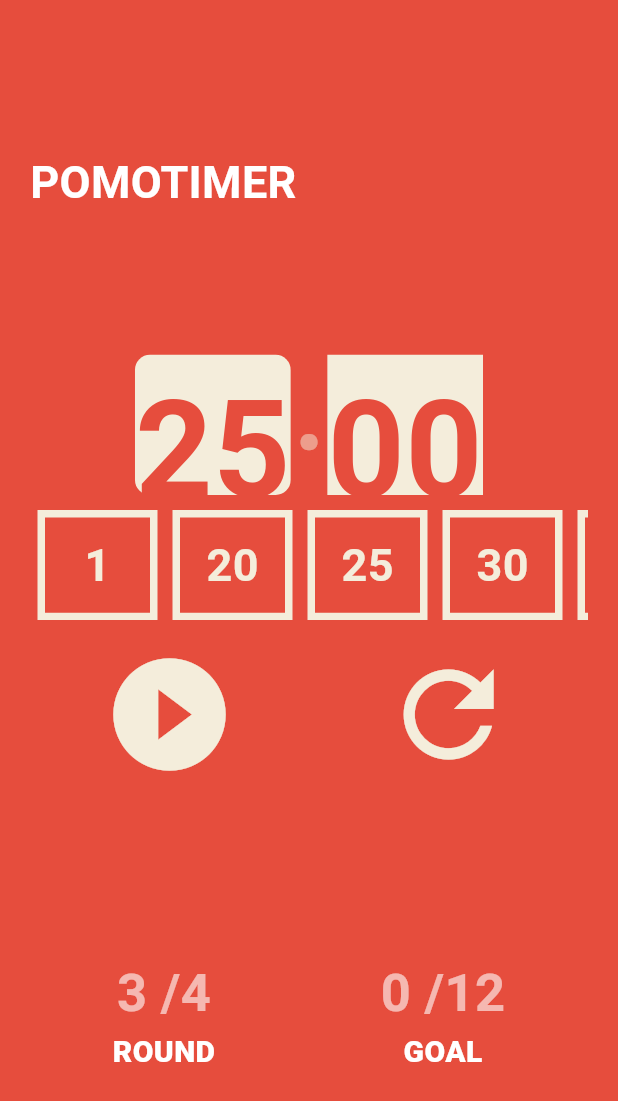
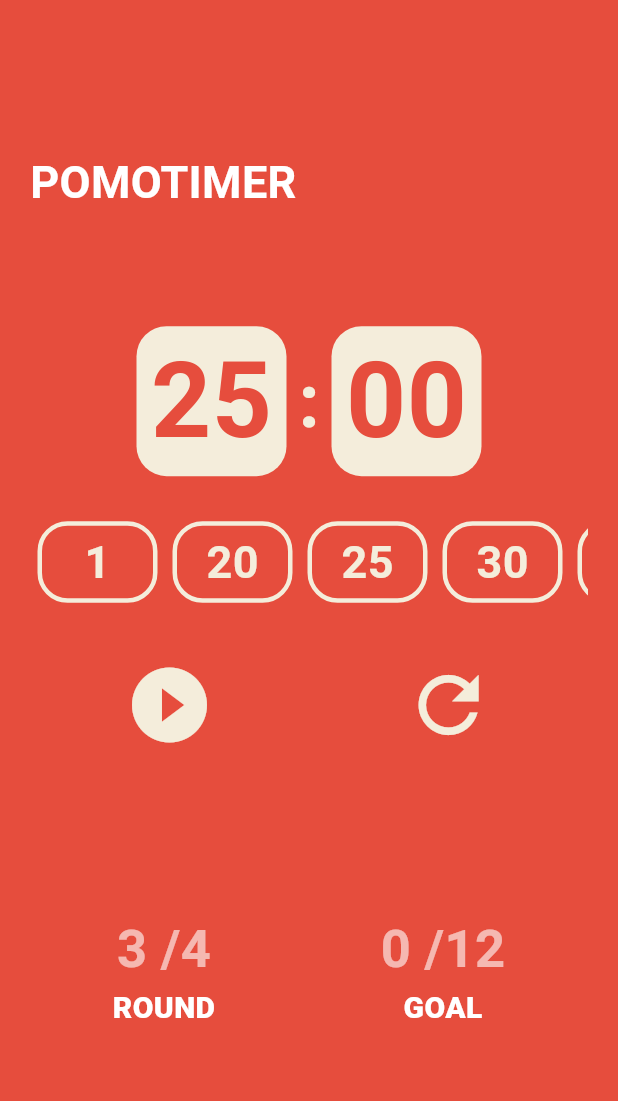
Before and after one commit to bryanho0470/toonflix-flutter, a Flutter app: the screen it shows after launch, on a phone screen of 412 x 824 dp. Shown: the top 1101 px of the screen. Run offline on Flutter 3.47's test engine with Material 3 defaults, Android fonts, the phone set to English and light mode, and no system bars.

Commit message:
adjust UI

```diff
--- a/lib/screens/home_screen.dart
+++ b/lib/screens/home_screen.dart
@@ -96,6 +96,7 @@ class _HomeScreenState extends State<HomeScreen> {
             Flexible(
               flex: 1,
               child: Container(
+                height: 80,
                 alignment: Alignment.topLeft,
                 child: const Text(
                   "POMOTIMER",
@@ -115,44 +116,53 @@ class _HomeScreenState extends State<HomeScreen> {
                   fontWeight: FontWeight.bold),
             ),
             Flexible(
-              flex: 1,
+              flex: 2,
               child: Row(
                 mainAxisAlignment: MainAxisAlignment.center,
                 children: [
                   Container(
+                    height: 100,
+                    width: 100,
                     decoration: BoxDecoration(
                       color: Theme.of(context).cardColor,
-                      borderRadius: BorderRadius.circular(10),
+                      borderRadius: BorderRadius.circular(20),
                     ),
-                    alignment: Alignment.bottomCenter,
+                    alignment: Alignment.center,
                     child: Text(
                       formatMin(totalSeconds),
                       style: TextStyle(
                         color: Theme.of(context).textTheme.displayLarge!.color,
-                        fontSize: 90,
+                        fontSize: 70,
                         fontWeight: FontWeight.bold,
                       ),
                     ),
                   ),
                   Container(
+                    height: 100,
+                    width: 30,
+                    alignment: Alignment.center,
                     child: Text(
                       ":",
                       style: TextStyle(
-                        color: Theme.of(context).cardColor.withOpacity(0.5),
-                        fontSize: 100,
+                        color: Theme.of(context).cardColor,
+                        fontSize: 50,
+                        fontWeight: FontWeight.bold,
                       ),
                     ),
                   ),
                   Container(
+                    height: 100,
+                    width: 100,
                     decoration: BoxDecoration(
                       color: Theme.of(context).cardColor,
+                      borderRadius: BorderRadius.circular(20),
                     ),
-                    alignment: Alignment.bottomCenter,
+                    alignment: Alignment.center,
                     child: Text(
                       formatSecond(totalSeconds),
                       style: TextStyle(
                         color: Theme.of(context).textTheme.displayLarge!.color,
-                        fontSize: 90,
+                        fontSize: 70,
                         fontWeight: FontWeight.bold,
                       ),
                     ),
@@ -160,9 +170,14 @@ class _HomeScreenState extends State<HomeScreen> {
                 ],
               ),
             ),
+            const SizedBox(
+              height: 20,
+            ),
             Flexible(
-                child: Padding(
-              padding: const EdgeInsets.symmetric(vertical: 10, horizontal: 0),
+                flex: 1,
+                child: Container(
+                  margin:
+                      const EdgeInsets.symmetric(vertical: 10, horizontal: 0),
                   child: TimeMenu(
                     onTimeSelected: (seconds) {
                       setState(() {
@@ -171,6 +186,9 @@ class _HomeScreenState extends State<HomeScreen> {
                     },
                   ),
                 )),
+            const SizedBox(
+              height: 20,
+            ),
             Flexible(
               flex: 2,
               child: Row(
@@ -178,7 +196,7 @@ class _HomeScreenState extends State<HomeScreen> {
                   children: [
                     IconButton(
                       color: Theme.of(context).cardColor,
-                      iconSize: 90,
+                      iconSize: 60,
                       onPressed: isRunning ? onPressedPaused : onStartPressed,
                       icon: Icon(
                         isRunning
@@ -188,7 +206,7 @@ class _HomeScreenState extends State<HomeScreen> {
                     ),
                     IconButton(
                         color: Theme.of(context).cardColor,
-                        iconSize: 90,
+                        iconSize: 60,
                         onPressed: onResetPressed,
                         icon: const Icon(Icons.refresh))
                   ]),
@@ -280,13 +298,14 @@ class _TimeMenuState extends State<TimeMenu> {
                 timeSelection[index] * 60); // Convert minutes to seconds
           },
           child: Container(
-            width: 80.0,
-            height: 5.0,
+            width: 80,
+            height: 80,
             margin: const EdgeInsets.symmetric(horizontal: 5.0),
             decoration: BoxDecoration(
+              borderRadius: BorderRadius.circular(20),
               border: Border.all(
                 color: Theme.of(context).cardColor,
-                width: 5,
+                width: 3,
               ),
             ),
             child: Center(
```
Lines whose indentation alone changed are shown as unchanged.
